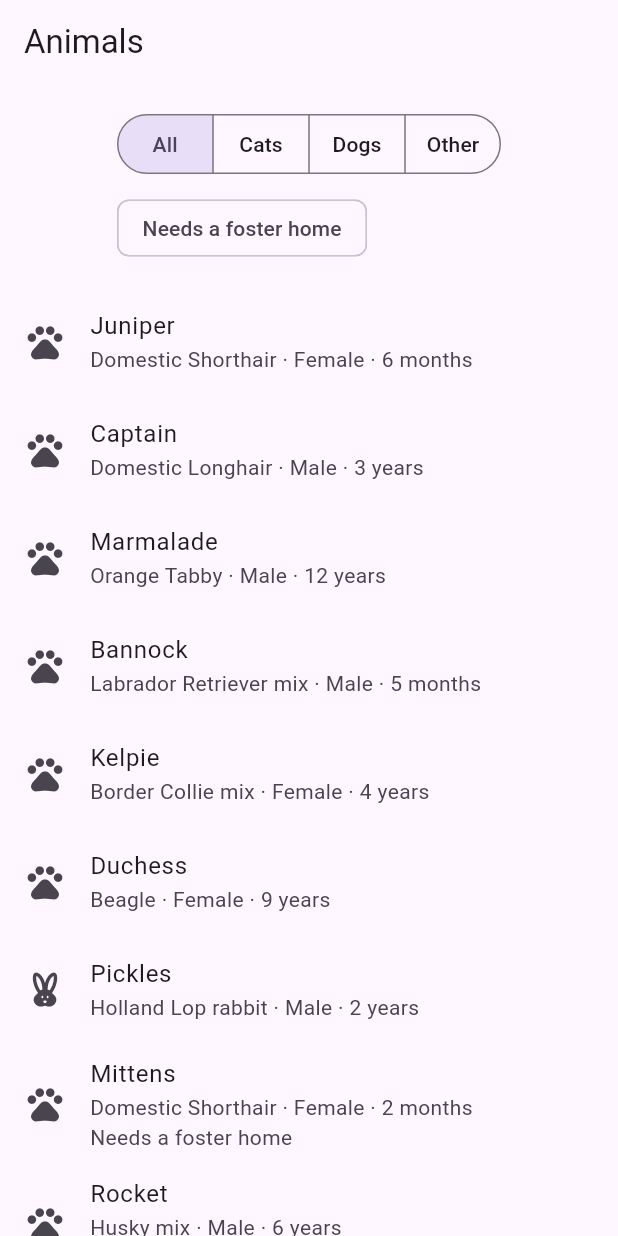
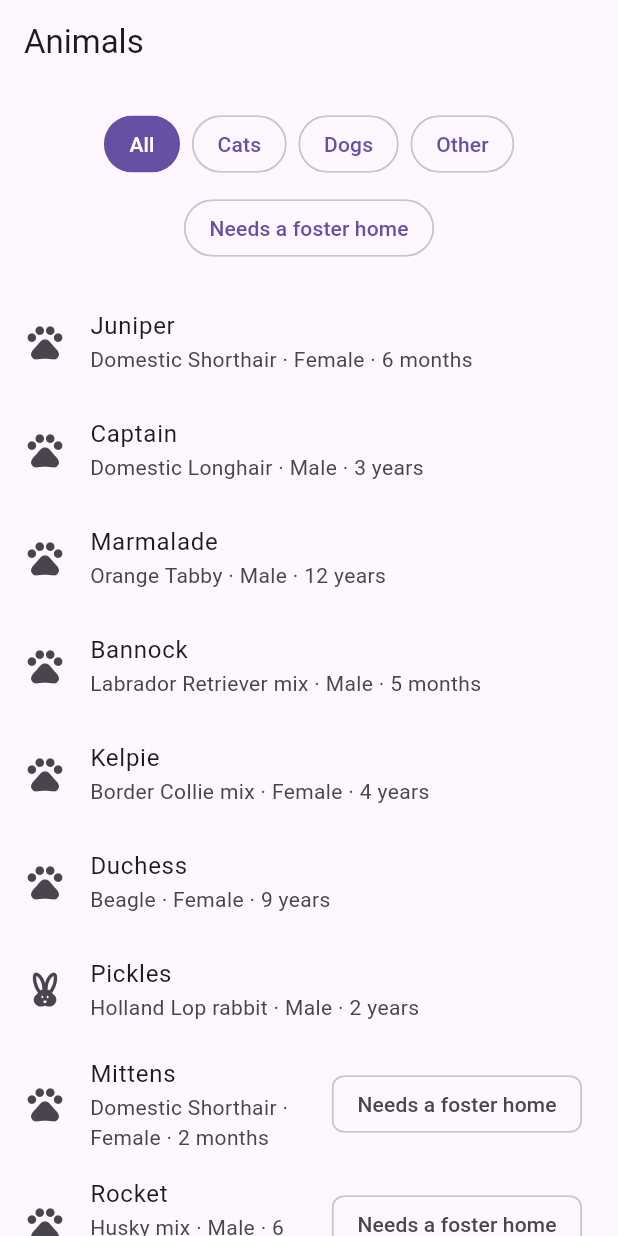
Before and after one commit to JawwadAhmed-lit/comp4768-a2-jawwada, a Flutter app: the screen it shows after launch, on a phone screen of 412 x 824 dp. Run offline on Flutter 3.47's test engine with Material 3 defaults, Android fonts, the phone set to English and light mode, and no system bars; our stand-ins replace flutter_riverpod, go_router.

Commit message:
feat: create AnimalRecordScreen and enhance AnimalsScreen with filter pills

```diff
--- a/lib/ui/widget/animals/widgets/animals_screen.dart
+++ b/lib/ui/widget/animals/widgets/animals_screen.dart
@@ -31,29 +31,26 @@ class AnimalsScreen extends ConsumerWidget {
           Padding(
             padding: const EdgeInsets.all(16),
             child: Wrap(
-              spacing: 16,
+              alignment: WrapAlignment.center,
+              spacing: 8,
               runSpacing: 8,
-              crossAxisAlignment: WrapCrossAlignment.center,
               children: [
-                SegmentedButton<Species?>(
-                  showSelectedIcon: false,
-                  segments: const [
-                    ButtonSegment(value: null, label: Text('All')),
-                    ButtonSegment(value: Species.cat, label: Text('Cats')),
-                    ButtonSegment(value: Species.dog, label: Text('Dogs')),
-                    ButtonSegment(value: Species.other, label: Text('Other')),
-                  ],
-                  selected: {species},
-                  onSelectionChanged: (selection) =>
-                      _goTo(context, species: selection.first, need: need),
-                ),
-                FilterChip(
-                  label: const Text('Needs a foster home'),
-                  selected: need == Need.foster,
-                  onSelected: (selected) => _goTo(
+                _pill(context, 'All', species == null,
+                    () => _goTo(context, species: null, need: need)),
+                _pill(context, 'Cats', species == Species.cat,
+                    () => _goTo(context, species: Species.cat, need: need)),
+                _pill(context, 'Dogs', species == Species.dog,
+                    () => _goTo(context, species: Species.dog, need: need)),
+                _pill(context, 'Other', species == Species.other,
+                    () => _goTo(context, species: Species.other, need: need)),
+                _pill(
+                  context,
+                  'Needs a foster home',
+                  need == Need.foster,
+                  () => _goTo(
                     context,
                     species: species,
-                    need: selected ? Need.foster : null,
+                    need: need == Need.foster ? null : Need.foster,
                   ),
                 ),
               ],
@@ -71,6 +68,20 @@ class AnimalsScreen extends ConsumerWidget {
     );
   }
 
+  Widget _pill(
+      BuildContext context, String label, bool selected, VoidCallback onTap) {
+    final colors = Theme.of(context).colorScheme;
+    return FilterChip(
+      label: Text(label),
+      selected: selected,
+      showCheckmark: false,
+      shape: const StadiumBorder(),
+      selectedColor: colors.primary,
+      labelStyle: TextStyle(color: selected ? colors.onPrimary : colors.primary),
+      onSelected: (_) => onTap(),
+    );
+  }
+
   Widget _list(List<Animal> animals) {
     return ListView.builder(
       itemCount: animals.length,
@@ -80,14 +91,12 @@ class AnimalsScreen extends ConsumerWidget {
           onTap: () => context.go('/animals/${animal.id}'),
           leading: Icon(_speciesIcon(animal.species), size: 28),
           title: Text(animal.name),
-          subtitle: Column(
-            crossAxisAlignment: CrossAxisAlignment.start,
-            children: [
-              Text('${animal.breed} · ${animal.sex} · ${ageConvert(animal.ageMonths)}'),
-              if (animal.need == Need.foster)
-                const Text('Needs a foster home'),
-            ],
+          subtitle: Text(
+            '${animal.breed} · ${animal.sex} · ${ageConvert(animal.ageMonths)}',
           ),
+          trailing: animal.need == Need.foster
+              ? const Chip(label: Text('Needs a foster home'))
+              : null,
         );
       },
     );
```
Also changed, not shown: lib/ui/widget/animals/widgets/animal_record_screen.dart (added, +67 -0 lines).
